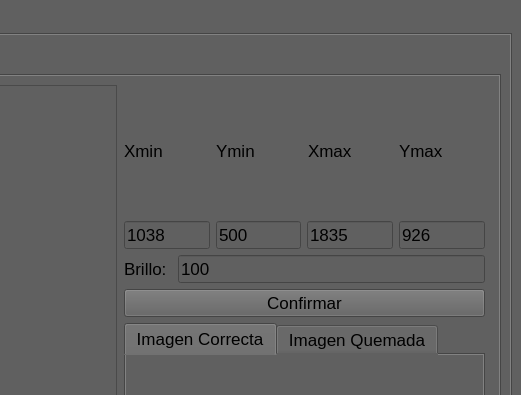
This is src/main_ui.ui in MarcosOF02/ImageChecker as Qt 5 draws it before an edit; both pictures show x 765 to 1286 and y 0 to 395 of the 1286 by 875 pixel window. The edited form follows.
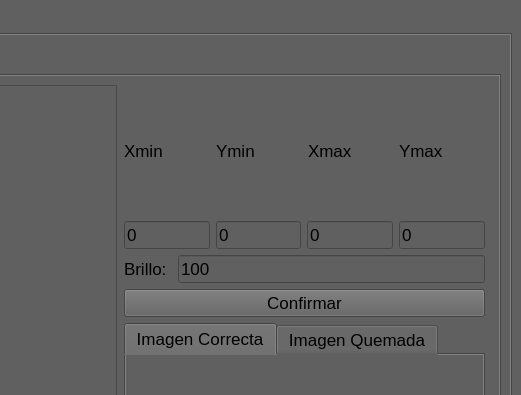
This is the edited form. The open tabs and pages were chosen to show the change.

Commit message:
Nueva manera de crear region
Ahora se puede crear la region desde la imagen con el raton

Diff of the .ui file:
```diff
--- a/src/main_ui.ui
+++ b/src/main_ui.ui
@@ -10,6 +10,12 @@
     <height>875</height>
    </rect>
   </property>
+  <property name="minimumSize">
+   <size>
+    <width>1286</width>
+    <height>875</height>
+   </size>
+  </property>
   <property name="windowTitle">
    <string>MainWindow</string>
   </property>
@@ -877,7 +883,7 @@
                        </font>
                       </property>
                       <property name="text">
-                       <string>1038</string>
+                       <string>0</string>
                       </property>
                      </widget>
                     </item>
@@ -889,7 +895,7 @@
                        </font>
                       </property>
                       <property name="text">
-                       <string>500</string>
+                       <string>0</string>
                       </property>
                      </widget>
                     </item>
@@ -901,7 +907,7 @@
                        </font>
                       </property>
                       <property name="text">
-                       <string>1835</string>
+                       <string>0</string>
                       </property>
                      </widget>
                     </item>
@@ -913,7 +919,7 @@
                        </font>
                       </property>
                       <property name="text">
-                       <string>926</string>
+                       <string>0</string>
                       </property>
                      </widget>
                     </item>
```
Left out of the diff: 33 changed lines with no effect on the pictures. The commit also changes 2 other files.
